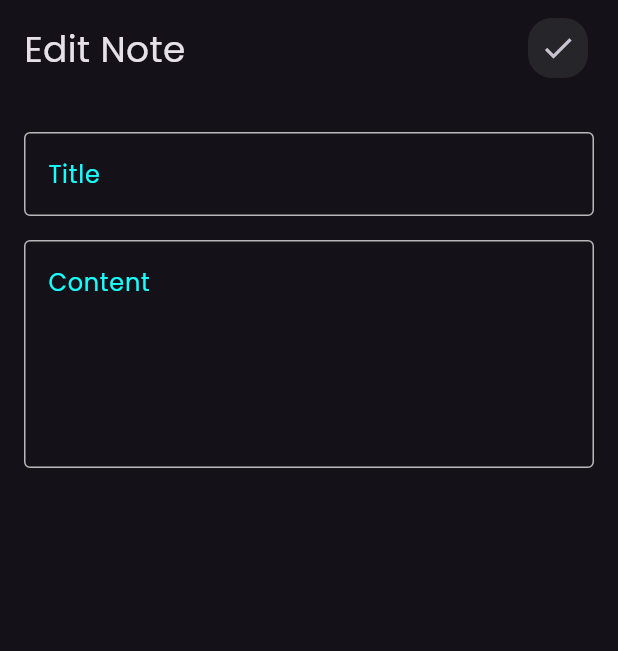
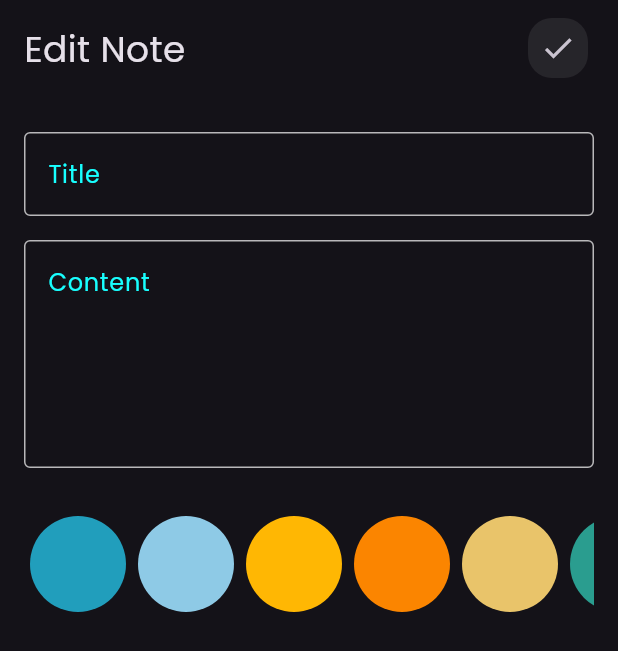
Before and after one commit to Lorenous/Notes-app, a Flutter app: the EditNoteView screen opened directly with empty values, on a phone screen of 412 x 824 dp. Shown: the top 651 px of the screen. Run offline on Flutter 3.47's test engine with Material 3 defaults, Android fonts, the phone set to English and light mode, and no system bars; our stand-ins replace flutter_bloc, font_awesome_flutter, hive, hive_flutter; accounts and stored records are empty.

Commit message:
create edit note color list view

```diff
--- a/lib/cubits/notes_cubit/notes_cubit.dart
+++ b/lib/cubits/notes_cubit/notes_cubit.dart
@@ -1,3 +1,4 @@
+import 'package:flutter/material.dart';
 import 'package:flutter_bloc/flutter_bloc.dart';
 import 'package:hive_flutter/hive_flutter.dart';
 import 'package:notes_app/models/note_model.dart';
--- a/lib/widgets/colors_list_view.dart
+++ b/lib/widgets/colors_list_view.dart
@@ -16,11 +16,9 @@ class _ColorsListViewState extends State<ColorsListView> {
   List<Color> colors = const [
     Color(0xff219ebc),
     Color(0xff8ecae6),
-    Color(0xff023047),
     Color(0xffffb703),
     Color(0xfffb8500),
     Color(0xffe9c46a),
-    Color(0xff264653),
     Color(0xff2a9d8f),
   ];
   @override
--- a/lib/widgets/edit_note_view_widgets/edit_note_view_body.dart
+++ b/lib/widgets/edit_note_view_widgets/edit_note_view_body.dart
@@ -2,6 +2,7 @@ import 'package:flutter/material.dart';
 import 'package:flutter_bloc/flutter_bloc.dart';
 import 'package:notes_app/cubits/notes_cubit/notes_cubit.dart';
 import 'package:notes_app/models/note_model.dart';
+import 'package:notes_app/widgets/colors_list_view.dart';
 import 'package:notes_app/widgets/custom_app_bar.dart';
 import 'package:notes_app/widgets/custom_text_feild.dart';
 
@@ -29,6 +30,7 @@ class _EditNoteViewBodyState extends State<EditNoteViewBody> {
               onPressed: () {
                 widget.note.title = title ?? widget.note.title;
                 widget.note.subTitle = subTitle ?? widget.note.subTitle;
+
                 widget.note.save();
                 BlocProvider.of<NotesCubit>(context).fetchAllNotes();
                 Navigator.pop(context);
@@ -45,9 +47,60 @@ class _EditNoteViewBodyState extends State<EditNoteViewBody> {
               maxLines: 5,
               onChanged: (value) => subTitle = value,
             ),
+            const SizedBox(height: 32),
+            EditNoteColorListView(note: widget.note),
           ],
         ),
       ),
     );
   }
 }
+
+class EditNoteColorListView extends StatefulWidget {
+  final NoteModel note;
+  const EditNoteColorListView({
+    super.key,
+    required this.note,
+  });
+
+  @override
+  State<EditNoteColorListView> createState() => _ColorsListViewState();
+}
+
+class _ColorsListViewState extends State<EditNoteColorListView> {
+  int currentColor = 0;
+  List<Color> colors = const [
+    Color(0xff219ebc),
+    Color(0xff8ecae6),
+    Color(0xffffb703),
+    Color(0xfffb8500),
+    Color(0xffe9c46a),
+    Color(0xff2a9d8f),
+  ];
+  @override
+  void initState() {
+    currentColor = colors.indexOf(Color(widget.note.color));
+    super.initState();
+  }
+
+  @override
+  Widget build(BuildContext context) {
+    return SizedBox(
+      height: 32 * 2,
+      child: ListView.builder(
+        scrollDirection: Axis.horizontal,
+        itemBuilder: (context, index) => GestureDetector(
+          onTap: () => setState(() {
+            currentColor = index;
+            widget.note.color = colors[index].value;
+          }),
+          child: ColorItem(
+            color: colors[index],
+            isSelected: currentColor == index,
+          ),
+        ),
+        itemCount: colors.length,
+      ),
+    );
+  }
+}
```
